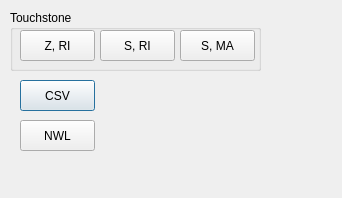
This is export.ui in K4HEZ/AntScopeZ as Qt 5 draws it before an edit. The edited form follows.
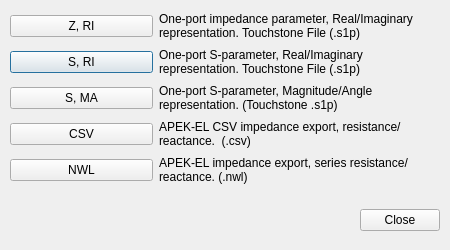
This is the edited form.

Commit message: Unify save/export/screenshot dialogs on UserDataDir; fix extension-duplication and table resizing bugs

The edit to the form file:
```diff
--- a/export.ui
+++ b/export.ui
@@ -6,90 +6,146 @@
    <rect>
     <x>0</x>
     <y>0</y>
-    <width>342</width>
-    <height>198</height>
+    <width>450</width>
+    <height>250</height>
    </rect>
   </property>
+  <property name="minimumSize">
+   <size>
+    <width>450</width>
+    <height>250</height>
+   </size>
+  </property>
   <property name="windowTitle">
    <string>Export</string>
   </property>
-  <widget class="QPushButton" name="csvBtn">
-   <property name="geometry">
-    <rect>
-     <x>20</x>
-     <y>80</y>
-     <width>75</width>
-     <height>31</height>
-    </rect>
-   </property>
-   <property name="text">
-    <string>CSV</string>
-   </property>
-  </widget>
-  <widget class="QPushButton" name="nwlBtn">
-   <property name="geometry">
-    <rect>
-     <x>20</x>
-     <y>120</y>
-     <width>75</width>
-     <height>31</height>
-    </rect>
-   </property>
-   <property name="text">
-    <string>NWL</string>
-   </property>
-  </widget>
-  <widget class="QGroupBox" name="groupBox">
+  <widget class="QWidget" name="layoutWidget">
    <property name="geometry">
     <rect>
      <x>10</x>
      <y>10</y>
-     <width>251</width>
-     <height>61</height>
+     <width>403</width>
+     <height>176</height>
     </rect>
    </property>
-   <property name="title">
-    <string>Touchstone</string>
+   <layout class="QGridLayout" name="gridLayout">
+    <item row="3" column="1">
+     <widget class="QLabel" name="label_4">
+      <property name="text">
+       <string>APEK-EL CSV impedance export, resistance/reactance.  (.csv)</string>
+      </property>
+      <property name="alignment">
+       <set>Qt::AlignmentFlag::AlignLeading|Qt::AlignmentFlag::AlignLeft|Qt::AlignmentFlag::AlignTop</set>
+      </property>
+      <property name="wordWrap">
+       <bool>true</bool>
+      </property>
+     </widget>
+    </item>
+    <item row="1" column="0">
+     <widget class="QPushButton" name="sRiBtn">
+      <property name="text">
+       <string>S, RI</string>
+      </property>
+     </widget>
+    </item>
+    <item row="3" column="0">
+     <widget class="QPushButton" name="csvBtn">
+      <property name="text">
+       <string>CSV</string>
+      </property>
+     </widget>
+    </item>
+    <item row="0" column="1">
+     <widget class="QLabel" name="label">
+      <property name="text">
+       <string>One-port impedance parameter, Real/Imaginary representation. Touchstone File (.s1p)</string>
+      </property>
+      <property name="alignment">
+       <set>Qt::AlignmentFlag::AlignLeading|Qt::AlignmentFlag::AlignLeft|Qt::AlignmentFlag::AlignTop</set>
+      </property>
+      <property name="wordWrap">
+       <bool>true</bool>
+      </property>
+     </widget>
+    </item>
+    <item row="0" column="0">
+     <widget class="QPushButton" name="zRiBtn">
+      <property name="text">
+       <string>Z, RI</string>
+      </property>
+     </widget>
+    </item>
+    <item row="4" column="0">
+     <widget class="QPushButton" name="nwlBtn">
+      <property name="text">
+       <string>NWL</string>
+      </property>
+     </widget>
+    </item>
+    <item row="4" column="1">
+     <widget class="QLabel" name="label_5">
+      <property name="text">
+       <string>APEK-EL impedance export, series resistance/reactance. (.nwl)</string>
+      </property>
+      <property name="alignment">
+       <set>Qt::AlignmentFlag::AlignLeading|Qt::AlignmentFlag::AlignLeft|Qt::AlignmentFlag::AlignTop</set>
+      </property>
+      <property name="wordWrap">
+       <bool>true</bool>
+      </property>
+     </widget>
+    </item>
+    <item row="1" column="1">
+     <widget class="QLabel" name="label_2">
+      <property name="text">
+       <string>One-port S-parameter, Real/Imaginary representation. Touchstone File (.s1p)</string>
+      </property>
+      <property name="alignment">
+       <set>Qt::AlignmentFlag::AlignLeading|Qt::AlignmentFlag::AlignLeft|Qt::AlignmentFlag::AlignTop</set>
+      </property>
+      <property name="wordWrap">
+       <bool>true</bool>
+      </property>
+     </widget>
+    </item>
+    <item row="2" column="0">
+     <widget class="QPushButton" name="sMaBtn">
+      <property name="text">
+       <string>S, MA</string>
+      </property>
+     </widget>
+    </item>
+    <item row="2" column="1">
+     <widget class="QLabel" name="label_3">
+      <property name="text">
+       <string>One-port S-parameter, Magnitude/Angle representation. (Touchstone .s1p)</string>
+      </property>
+      <property name="alignment">
+       <set>Qt::AlignmentFlag::AlignLeading|Qt::AlignmentFlag::AlignLeft|Qt::AlignmentFlag::AlignTop</set>
+      </property>
+      <property name="wordWrap">
+       <bool>true</bool>
+      </property>
+     </widget>
+    </item>
+   </layout>
+  </widget>
+  <widget class="QDialogButtonBox" name="buttonBox">
+   <property name="geometry">
+    <rect>
+     <x>340</x>
+     <y>205</y>
+     <width>100</width>
+     <height>30</height>
+    </rect>
    </property>
-   <widget class="QPushButton" name="zRiBtn">
-    <property name="geometry">
-     <rect>
-      <x>10</x>
-      <y>20</y>
-      <width>75</width>
-      <height>31</height>
-     </rect>
-    </property>
-    <property name="text">
-     <string>Z, RI</string>
-    </property>
-   </widget>
-   <widget class="QPushButton" name="sRiBtn">
-    <property name="geometry">
-     <rect>
-      <x>90</x>
-      <y>20</y>
-      <width>75</width>
-      <height>31</height>
-     </rect>
-    </property>
-    <property name="text">
-     <string>S, RI</string>
-    </property>
-   </widget>
-   <widget class="QPushButton" name="sMaBtn">
-    <property name="geometry">
-     <rect>
-      <x>170</x>
-      <y>20</y>
-      <width>75</width>
-      <height>31</height>
-     </rect>
-    </property>
-    <property name="text">
-     <string>S, MA</string>
-    </property>
-   </widget>
+   <property name="orientation">
+    <enum>Qt::Horizontal</enum>
+   </property>
+   <property name="standardButtons">
+    <set>QDialogButtonBox::Close</set>
+   </property>
   </widget>
  </widget>
  <resources/>
```
Left out of the diff: 19 changed lines with no effect on the pictures. The commit also changes 16 other files.
